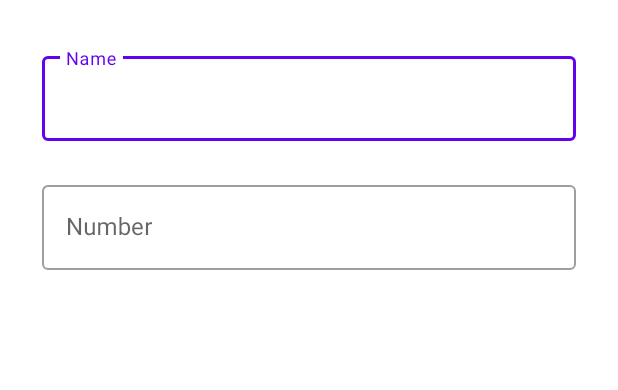
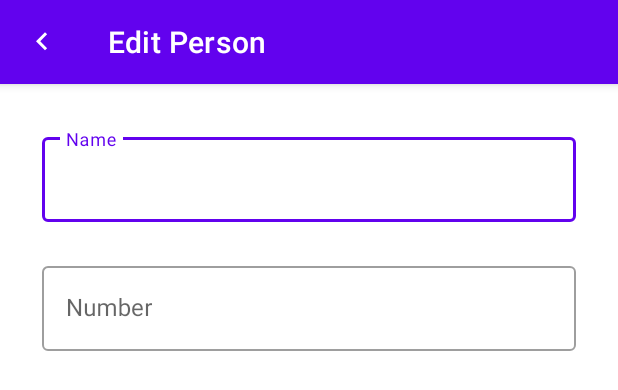
Before and after one commit to conor8147/trippr, an Android app: the layout fragment_edit_person.xml on its own in the app's theme, with its tools: preview values and no code run, on a phone screen of 412 x 824 dp. Shown: the top 390 px of the screen. Run offline under Robolectric (Android 15) with nearby library versions, the phone set to English and light mode, and no system bars.

Commit message:
person bar

```diff
--- a/app/src/main/res/layout/fragment_edit_person.xml
+++ b/app/src/main/res/layout/fragment_edit_person.xml
@@ -5,23 +5,40 @@
     android:layout_width="match_parent"
     android:layout_height="match_parent">
 
+    <com.google.android.material.appbar.AppBarLayout
+        android:id="@+id/appBarLayout3"
+        android:layout_width="match_parent"
+        android:layout_height="wrap_content"
+        app:layout_constraintStart_toStartOf="parent"
+        app:layout_constraintTop_toTopOf="parent">
+
+        <com.google.android.material.appbar.MaterialToolbar
+            android:id="@+id/topAppBar"
+            style="@style/Widget.MaterialComponents.Toolbar.Primary"
+            android:layout_width="match_parent"
+            android:layout_height="?attr/actionBarSize"
+            app:navigationIcon="@drawable/ic_karrow_left"
+            app:title="Edit Person" />
+
+    </com.google.android.material.appbar.AppBarLayout>
+
     <com.google.android.material.textfield.TextInputLayout
         android:id="@+id/nameTextInput"
         style="@style/Widget.MaterialComponents.TextInputLayout.OutlinedBox"
         android:layout_width="match_parent"
         android:layout_height="wrap_content"
         android:layout_marginStart="28dp"
-        android:layout_marginTop="32dp"
+        android:layout_marginTop="30dp"
         android:layout_marginEnd="28dp"
         android:hint="@string/name"
         app:layout_constraintEnd_toEndOf="parent"
         app:layout_constraintStart_toStartOf="parent"
-        app:layout_constraintTop_toTopOf="parent">
+        app:layout_constraintTop_toBottomOf="@+id/appBarLayout3">
 
         <com.google.android.material.textfield.TextInputEditText
             android:layout_width="match_parent"
             android:layout_height="wrap_content"
-            android:selectAllOnFocus="true"/>
+            android:selectAllOnFocus="true" />
     </com.google.android.material.textfield.TextInputLayout>
 
     <com.google.android.material.textfield.TextInputLayout
```
